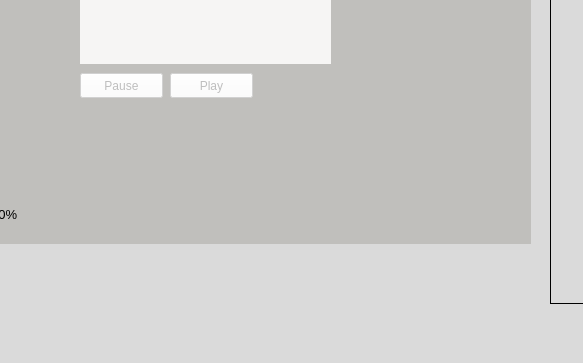
First picture: the form in COMP3004_Project_Team11/mainwindow.ui, repository SaeidEl-Saadi/COMP3004-Team-11, before the edit; both pictures show x 450 to 1033 and y 437 to 800 of the 1310 by 800 pixel window.
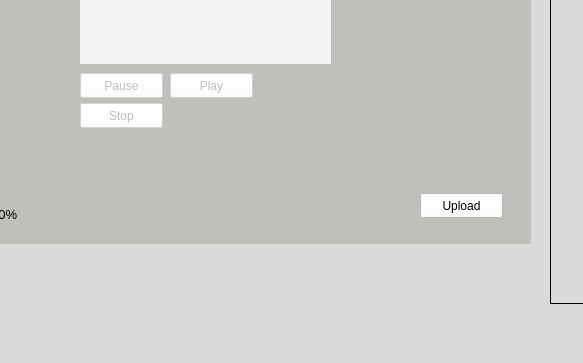
Second picture: the form after the edit.

Commit message: Added button handlers and a few more functionality (e.g. blue light)

What changed in the file:
```diff
--- a/COMP3004_Project_Team11/mainwindow.ui
+++ b/COMP3004_Project_Team11/mainwindow.ui
@@ -310,6 +310,46 @@
 &lt;p style=&quot; margin-top:0px; margin-bottom:0px; margin-left:0px; margin-right:0px; -qt-block-indent:0; text-indent:0px;&quot;&gt;100%&lt;/p&gt;&lt;/body&gt;&lt;/html&gt;</string>
      </property>
     </widget>
+    <widget class="QPushButton" name="stop">
+     <property name="enabled">
+      <bool>false</bool>
+     </property>
+     <property name="geometry">
+      <rect>
+       <x>180</x>
+       <y>450</y>
+       <width>83</width>
+       <height>25</height>
+      </rect>
+     </property>
+     <property name="styleSheet">
+      <string notr="true">font: 10pt &quot;DejaVu Sans Mono&quot;;
+background-color: rgb(255, 255, 255);</string>
+     </property>
+     <property name="text">
+      <string>Stop</string>
+     </property>
+    </widget>
+    <widget class="QPushButton" name="upload">
+     <property name="enabled">
+      <bool>true</bool>
+     </property>
+     <property name="geometry">
+      <rect>
+       <x>520</x>
+       <y>540</y>
+       <width>83</width>
+       <height>25</height>
+      </rect>
+     </property>
+     <property name="styleSheet">
+      <string notr="true">font: 10pt &quot;DejaVu Sans Mono&quot;;
+background-color: rgb(255, 255, 255);</string>
+     </property>
+     <property name="text">
+      <string>Upload</string>
+     </property>
+    </widget>
     <widget class="QWidget" name="sessionMenu" native="true">
      <property name="geometry">
       <rect>
```
Left out of the diff: 6 changed lines with no effect on the pictures. The commit also changes 2 other files.
